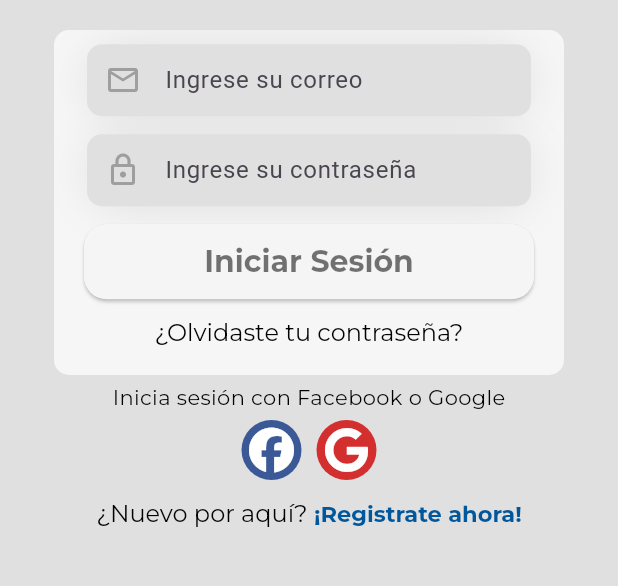
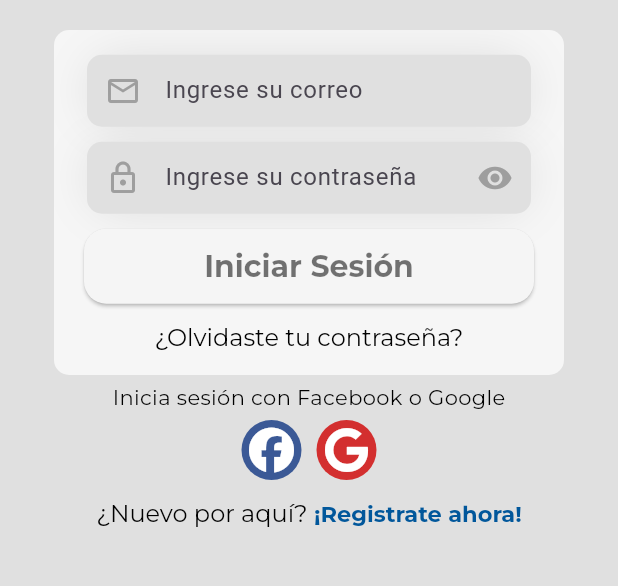
Before and after one commit to Paoli99/PawControl, a Flutter app: the screen it shows after launch, on a phone screen of 412 x 824 dp, the part 552-1138 px from its top. Run offline on Flutter 3.47's test engine with Material 3 defaults, Android fonts, the phone set to English and light mode, and no system bars; our stand-ins replace font_awesome_flutter, google_fonts.

Commit message:
added visibility option for password in login

```diff
--- a/lib/constants/textInputFields.dart
+++ b/lib/constants/textInputFields.dart
@@ -5,6 +5,7 @@ import 'package:pawcontrol/constants/colors.dart';
 class TextInputFields extends StatelessWidget {
   final String? hintText;
   final Widget? prefixIcon;
+  final Widget? suffixIcon;
   final bool obscureText;
   final TextEditingController? controller;
 
@@ -12,6 +13,7 @@ class TextInputFields extends StatelessWidget {
     Key? key,
     this.hintText,
     this.prefixIcon,
+    this.suffixIcon,
     this.obscureText = false,
     this.controller,
   }) : super(key: key);
@@ -21,7 +23,6 @@ class TextInputFields extends StatelessWidget {
     return Padding(
       padding: const EdgeInsets.symmetric(horizontal: 22.0),
       child: Container(
-        height: ButtonStyles.buttonHeightLogin,
         decoration: BoxDecoration(
           color: Colors.transparent,
           borderRadius: BorderRadius.circular(30.0),
@@ -40,20 +41,20 @@ class TextInputFields extends StatelessWidget {
             fillColor: ColorsApp.grey300,
             hintText: hintText,
             prefixIcon: prefixIcon,
+            suffixIcon: suffixIcon, // Agrega el suffixIcon aquí
             contentPadding: EdgeInsets.symmetric(vertical: 12.0),
             enabledBorder: OutlineInputBorder(
               borderSide: BorderSide(
-              color: Colors.transparent, // Establece un borde transparente
+                color: Colors.transparent,
               ),
               borderRadius: BorderRadius.circular(10.0),
             ),
             focusedBorder: OutlineInputBorder(
               borderSide: BorderSide(
-              color: Colors.transparent, // Establece un borde transparente
+                color: Colors.transparent,
               ),
               borderRadius: BorderRadius.circular(10.0),
             ),
-
           ),
         ),
       ),
--- a/lib/screens/auth_ui/login/login.dart
+++ b/lib/screens/auth_ui/login/login.dart
@@ -1,5 +1,6 @@
 // ignore_for_file: prefer_const_constructors
 
+import 'package:flutter/cupertino.dart';
 import 'package:flutter/gestures.dart';
 import 'package:flutter/material.dart';
 import 'package:pawcontrol/constants/asset_images.dart';
@@ -8,19 +9,26 @@ import 'package:pawcontrol/constants/colors.dart';
 import 'package:pawcontrol/constants/fonts.dart';
 import 'package:pawcontrol/constants/routes.dart';
 import 'package:pawcontrol/constants/textInputFields.dart';
-import 'package:pawcontrol/constants/theme.dart';
 import 'package:pawcontrol/screens/auth_ui/sign_up/signup.dart';
 import 'package:pawcontrol/widgets/primary_buttons/primary_button.dart';
 import 'package:pawcontrol/widgets/socialMediaBtn.dart';
 
-class LoginPage extends StatelessWidget {
+class LoginPage extends StatefulWidget {
   const LoginPage({super.key});
 
   @override
-  Widget build(BuildContext context) {
+  _LoginPageState createState() => _LoginPageState();
+}
+  class _LoginPageState extends State<LoginPage>{
+
+    bool _isPasswordVisible = true;
+
+    @override
+    Widget build(BuildContext context) {
     return SafeArea(
       child: Scaffold(
-        body: Padding(
+        body: SingleChildScrollView(
+          child: Padding(
           padding: const EdgeInsets.all(8.0),
           child: Column(
             children: [
@@ -57,6 +65,10 @@ class LoginPage extends StatelessWidget {
                   crossAxisAlignment: CrossAxisAlignment.center,
                   children: [
 
+                    SizedBox(
+                      height: 10.0,
+                    ),
+
                     TextInputFields(
                       hintText: 'Ingrese su correo',
                       prefixIcon: Icon(
@@ -71,10 +83,23 @@ class LoginPage extends StatelessWidget {
 
                     TextInputFields(
                       hintText: 'Ingrese su contraseña',
-                      obscureText: true,
+                      obscureText: _isPasswordVisible,
                       prefixIcon: Icon(
                         Icons.lock_outlined,
                         color: Colors.grey,
+                      ),
+                      suffixIcon: IconButton(
+                        icon: Icon(
+                          _isPasswordVisible
+                              ? Icons.visibility
+                              : Icons.visibility_off,
+                          color: Colors.grey,
+                        ),
+                        onPressed: () {
+                          setState(() {
+                            _isPasswordVisible = !_isPasswordVisible;
+                          });
+                        },
                       ),
                     ),
 
@@ -154,9 +179,10 @@ class LoginPage extends StatelessWidget {
                         ),),
                         )
             ],),
-        )
+        ),
+        ),
 
       ),
     );
   }
-}
+  }
```
Lines whose indentation alone changed are shown as unchanged.
